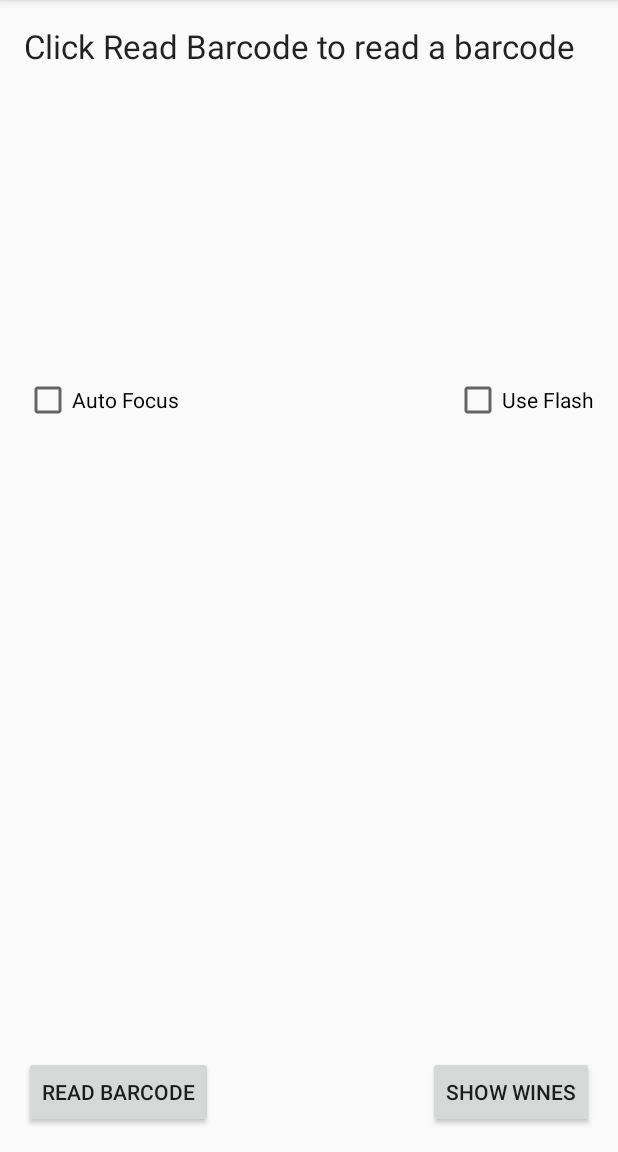
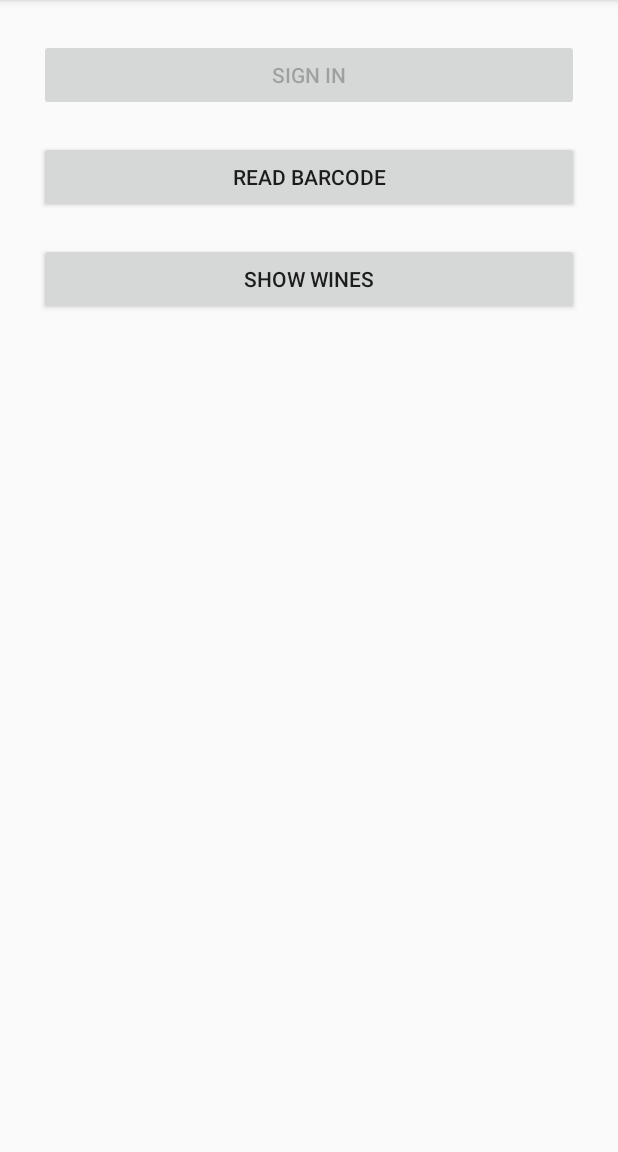
Before and after one commit to BenjaminDenis/ChooseYourWine, an Android app: the screen it shows after launch (RecognitionActivity), on a phone screen of 412 x 824 dp, the part 84-1236 px from its top. Run offline under Robolectric (Android 15) with nearby library versions, the phone set to English and light mode, and no system bars.

Commit message:
new menu

```diff
--- a/app/src/main/java/com/epsi/projects/chooseyourwine/RecognitionActivity.java
+++ b/app/src/main/java/com/epsi/projects/chooseyourwine/RecognitionActivity.java
@@ -6,8 +6,6 @@ import android.support.v7.app.AppCompatActivity;
 import android.os.Bundle;
 import android.util.Log;
 import android.view.View;
-import android.widget.CompoundButton;
-import android.widget.TextView;
 
 import com.epsi.projects.chooseyourwine.activities.WineDetailActivity;
 import com.epsi.projects.chooseyourwine.activities.ListWinesActivity;
@@ -19,23 +17,13 @@ import com.google.android.gms.vision.barcode.Barcode;
 import com.google.gson.JsonElement;
 import com.google.gson.JsonObject;
 
-import org.json.JSONArray;
-import org.json.JSONObject;
-
 import java.util.ArrayList;
-import java.util.List;
 
 import retrofit.Callback;
 import retrofit.Response;
 import retrofit.Retrofit;
 
 public class RecognitionActivity extends AppCompatActivity implements View.OnClickListener {
-
-    // use a compound button so either checkbox or switch widgets work.
-    private CompoundButton autoFocus;
-    private CompoundButton useFlash;
-    private TextView statusMessage;
-    private TextView barcodeValue;
 
     private static final int RC_BARCODE_CAPTURE = 9001;
     private static final String TAG = "Logs recognition";
@@ -48,12 +36,7 @@ public class RecognitionActivity extends AppCompatActivity implements View.OnCli
         super.onCreate(savedInstanceState);
         setContentView(R.layout.activity_recognition);
 
-        statusMessage = (TextView)findViewById(R.id.status_message);
-        barcodeValue = (TextView)findViewById(R.id.barcode_value);
-
-        autoFocus = (CompoundButton) findViewById(R.id.auto_focus);
-        useFlash = (CompoundButton) findViewById(R.id.use_flash);
-
+        // Launch activity on click
         findViewById(R.id.read_barcode).setOnClickListener(this);
         findViewById(R.id.show_wines).setOnClickListener(this);
     }
@@ -69,8 +52,8 @@ public class RecognitionActivity extends AppCompatActivity implements View.OnCli
             // launch barcode activity.
             Log.v(TAG, "Launch barcode capture");
             Intent intent = new Intent(this, BarcodeCaptureActivity.class);
-            intent.putExtra(BarcodeCaptureActivity.AutoFocus, autoFocus.isChecked());
-            intent.putExtra(BarcodeCaptureActivity.UseFlash, useFlash.isChecked());
+            intent.putExtra(BarcodeCaptureActivity.AutoFocus, true);
+            intent.putExtra(BarcodeCaptureActivity.UseFlash, false);
             startActivityForResult(intent, RC_BARCODE_CAPTURE);
         } else if (v.getId() == R.id.show_wines) {
             // launch wines list
@@ -109,7 +92,6 @@ public class RecognitionActivity extends AppCompatActivity implements View.OnCli
             if (resultCode == CommonStatusCodes.SUCCESS) {
                 if (data != null) {
                     Barcode barcode = data.getParcelableExtra(BarcodeCaptureActivity.BarcodeObject);
-                    statusMessage.setText(R.string.barcode_success);
 
                     // Message logs
                     Log.v(TAG, "Barcode value : " + barcode.displayValue);
@@ -118,14 +100,9 @@ public class RecognitionActivity extends AppCompatActivity implements View.OnCli
                     mProduct = new Product();
                     mApiClient = new ApiClient(this);
                     fetchProduct(barcode.displayValue);
-                    barcodeValue.setText(mProduct.getName());
                 } else {
-                    statusMessage.setText(R.string.barcode_failure);
                     Log.d(TAG, "No barcode captured, intent data is null");
                 }
-            } else {
-                statusMessage.setText(String.format(getString(R.string.barcode_error),
-                        CommonStatusCodes.getStatusCodeString(resultCode)));
             }
         }
         else {
--- a/app/src/main/java/com/epsi/projects/chooseyourwine/adapters/ProductAdapter.java
+++ b/app/src/main/java/com/epsi/projects/chooseyourwine/adapters/ProductAdapter.java
@@ -1,9 +1,6 @@
 package com.epsi.projects.chooseyourwine.adapters;
 
-import android.app.Activity;
 import android.content.Context;
-import android.graphics.Color;
-import android.graphics.drawable.ColorDrawable;
 import android.view.LayoutInflater;
 import android.view.View;
 import android.view.ViewGroup;
@@ -16,11 +13,11 @@ import com.epsi.projects.chooseyourwine.R;
 import com.epsi.projects.chooseyourwine.beans.Product;
 import com.epsi.projects.chooseyourwine.holders.ProductViewHolder;
 
-import java.util.ArrayList;
 import java.util.List;
 
 /**
  * Created by Benjamin on 04/03/2016.
+ * Adapter pour la liste des produits
  */
 public class ProductAdapter extends ArrayAdapter<Product> {
 
@@ -54,4 +51,5 @@ public class ProductAdapter extends ArrayAdapter<Product> {
 
         return convertView;
     }
+
 }
--- a/app/src/main/res/layout/activity_recognition.xml
+++ b/app/src/main/res/layout/activity_recognition.xml
@@ -8,61 +8,29 @@
     android:paddingBottom="@dimen/activity_vertical_margin"
     tools:context=".RecognitionActivity">
 
-    <TextView
-        android:layout_width="match_parent"
+    <Button
+        android:id="@+id/sign_in"
+        android:layout_width="fill_parent"
         android:layout_height="wrap_content"
-        android:textAppearance="?android:attr/textAppearanceLarge"
-        android:text="@string/barcode_header"
-        android:id="@+id/status_message"
-        android:layout_alignParentRight="true"
-        android:layout_alignParentEnd="true"
-        android:layout_centerHorizontal="true" />
-
-    <TextView
-        android:layout_width="wrap_content"
-        android:layout_height="wrap_content"
-        android:textAppearance="?android:attr/textAppearanceLarge"
-        android:id="@+id/barcode_value"
-        android:layout_below="@+id/status_message"
-        android:layout_alignParentLeft="true"
-        android:layout_alignParentStart="true"
-        android:layout_marginTop="110dp"
-        android:layout_alignRight="@+id/status_message"
-        android:layout_alignEnd="@+id/status_message" />
-
+        android:text="@string/sign_in"
+        android:layout_margin="10dp"
+        android:layout_marginTop="20dp"
+        android:enabled="false"
+        />
     <Button
-        android:layout_width="wrap_content"
+        android:id="@+id/read_barcode"
+        android:layout_width="fill_parent"
         android:layout_height="wrap_content"
         android:text="@string/read_barcode"
-        android:id="@+id/read_barcode"
-        android:layout_alignParentBottom="true"
-        android:layout_alignParentLeft="true" />
+        android:layout_below="@+id/sign_in"
+        android:layout_margin="10dp"
+        />
     <Button
-        android:layout_width="wrap_content"
+        android:id="@+id/show_wines"
+        android:layout_width="fill_parent"
         android:layout_height="wrap_content"
         android:text="@string/show_wines"
-        android:id="@+id/show_wines"
-        android:layout_alignParentBottom="true"
-        android:layout_alignParentRight="true" />
-
-    <CheckBox
-        android:layout_width="wrap_content"
-        android:layout_height="wrap_content"
-        android:text="@string/auto_focus"
-        android:id="@+id/auto_focus"
-        android:layout_below="@+id/barcode_value"
-        android:layout_alignParentLeft="true"
-        android:layout_alignParentStart="true"
-        android:layout_marginTop="66dp"
-        android:checked="false" />
-
-    <CheckBox
-        android:layout_width="wrap_content"
-        android:layout_height="wrap_content"
-        android:text="@string/use_flash"
-        android:id="@+id/use_flash"
-        android:layout_alignTop="@+id/auto_focus"
-        android:layout_alignParentRight="true"
-        android:layout_alignParentEnd="true"
-        android:checked="false" />
+        android:layout_below="@+id/read_barcode"
+        android:layout_margin="10dp"
+        />
 </RelativeLayout>
--- a/app/src/main/res/values/strings.xml
+++ b/app/src/main/res/values/strings.xml
@@ -13,4 +13,5 @@
     <string name="barcode_failure">No barcode captured</string>
     <string name="barcode_error">"Error reading barcode: %1$s"</string>
     <string name="show_wines">"Show wines"</string>
+    <string name="sign_in">"Sign In"</string>
 </resources>
```
